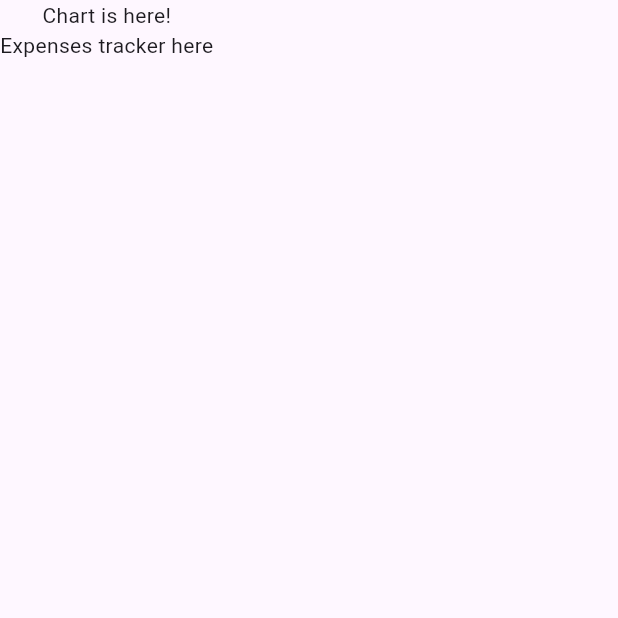
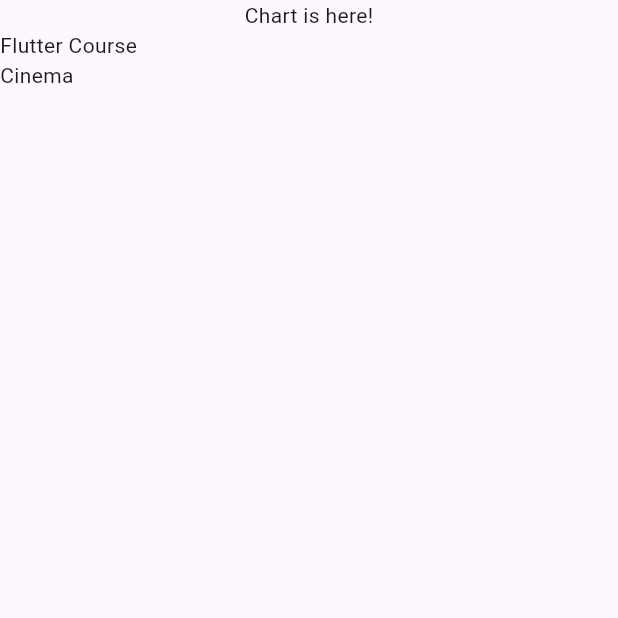
Before and after one commit to clebersonp/expense_tracker, a Flutter app: the screen it shows after launch, on a phone screen of 412 x 824 dp, the top half of it. Run offline on Flutter 3.47's test engine with Material 3 defaults, Android fonts, the phone set to English and light mode, and no system bars.

Commit message:
Added a call to expensesList widget to show up the items in expenses screen

```diff
--- a/lib/expenses.dart
+++ b/lib/expenses.dart
@@ -1,4 +1,5 @@
 import 'package:flutter/material.dart';
+import 'package:flutter_expense_tracker/expenses_list.dart';
 import 'package:flutter_expense_tracker/models/expense.dart';
 
 class Expenses extends StatefulWidget {
@@ -26,11 +27,15 @@ class _ExpensesState extends State<Expenses> {
 
   @override
   Widget build(BuildContext context) {
-    return const Scaffold(
+    return Scaffold(
       body: Column(
         children: [
-          Text('Chart is here!'),
-          Text('Expenses tracker here'),
+          const Text('Chart is here!'),
+          // expanded to fix the problem of a list(listview) inside another
+          // list(column)
+          Expanded(
+            child: ExpensesList(expenses: _registeredExpenses),
+          ),
         ],
       ),
     );
```
